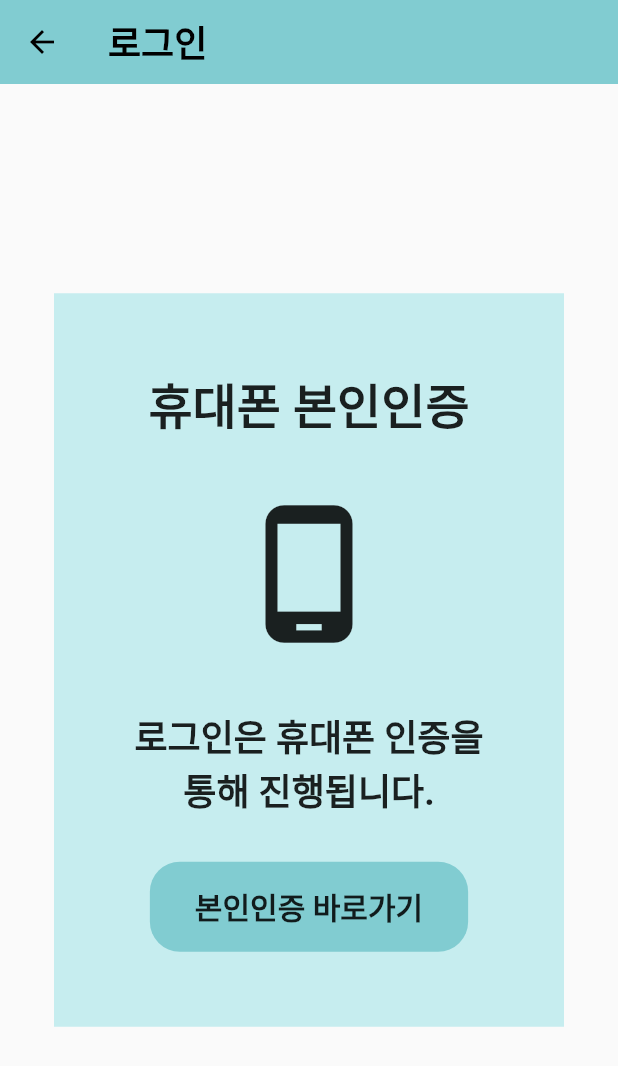
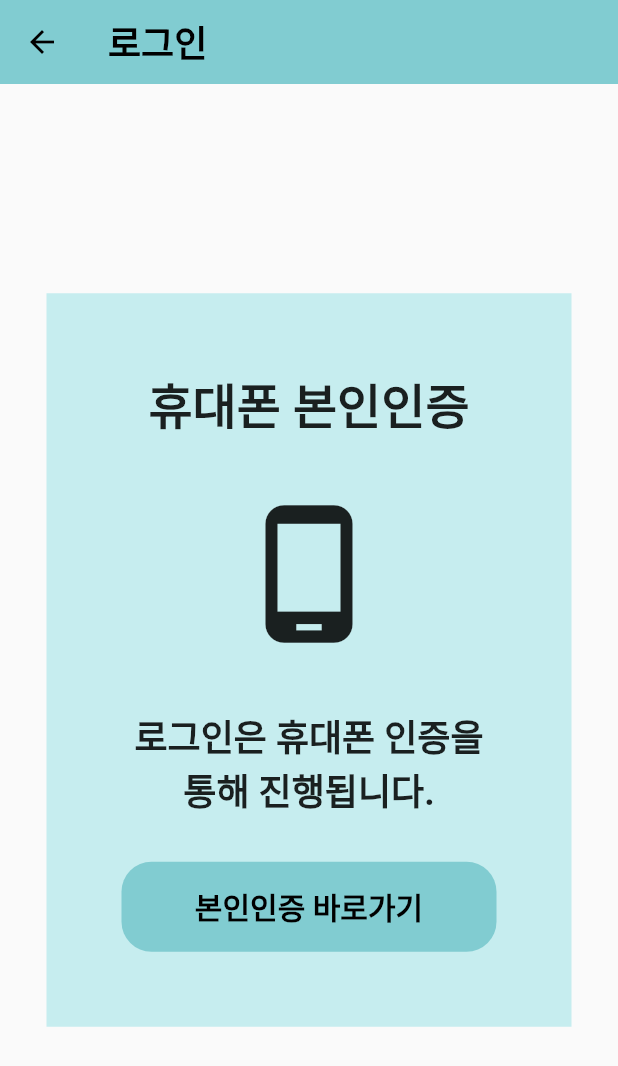
Before and after one commit to junwha/hexa-delivery, a Flutter app: the screen it shows after launch, after a tap on "본인인증 바로가기", on a phone screen of 412 x 824 dp. Shown: the top 1066 px of the screen. Run offline on Flutter 3.47's test engine with Material 2 defaults, Android fonts, the phone set to English and light mode, and no system bars.

Commit message:
본인인증 버튼 수정
본인인증 버튼 터치시 애니메이션 나오도록 버튼을 GestureDetector에서 TextButton 위젯으로 바꿈

```diff
--- a/hexa_delivery/lib/Pages/login_page.dart
+++ b/hexa_delivery/lib/Pages/login_page.dart
@@ -14,7 +14,9 @@ class LoginPage extends StatelessWidget {
               Icons.arrow_back,
               color: Colors.black,
             ),
-            onPressed: () {}, // 뒤로가기
+            onPressed: () {
+              print('return button pressed');
+            }, // 뒤로가기
           ),
         ),
         body: SafeArea(
--- a/hexa_delivery/lib/widgets/Buttons.dart
+++ b/hexa_delivery/lib/widgets/Buttons.dart
@@ -7,26 +7,23 @@ class AuthentificationButton extends StatelessWidget {
 
   @override
   Widget build(BuildContext context) {
-    return GestureDetector(
-      onTap: () {}, // 본인인증 바로가기
-      child: Container(
-        padding: const EdgeInsets.symmetric(
-          vertical: 15,
-          horizontal: 30,
+    return TextButton(
+      onPressed: () {
+        print('Authentification button pressed');
+      }, //본인인증 바로가기
+      style: TextButton.styleFrom(
+        fixedSize: const Size(250, 60),
+        backgroundColor: const Color(0xff81ccd1),
+        foregroundColor: Colors.black,
+        textStyle: const TextStyle(
+          fontSize: 20,
+          fontWeight: FontWeight.w600,
         ),
-        decoration: BoxDecoration(
-          color: const Color(0xff81ccd1),
+        shape: RoundedRectangleBorder(
           borderRadius: BorderRadius.circular(20),
         ),
-        child: const Text(
-          '본인인증 바로가기',
-          textAlign: TextAlign.center,
-          style: TextStyle(
-            fontSize: 20,
-            fontWeight: FontWeight.w600,
-          ),
-        ),
       ),
+      child: const Text('본인인증 바로가기'),
     );
   }
 }
```
